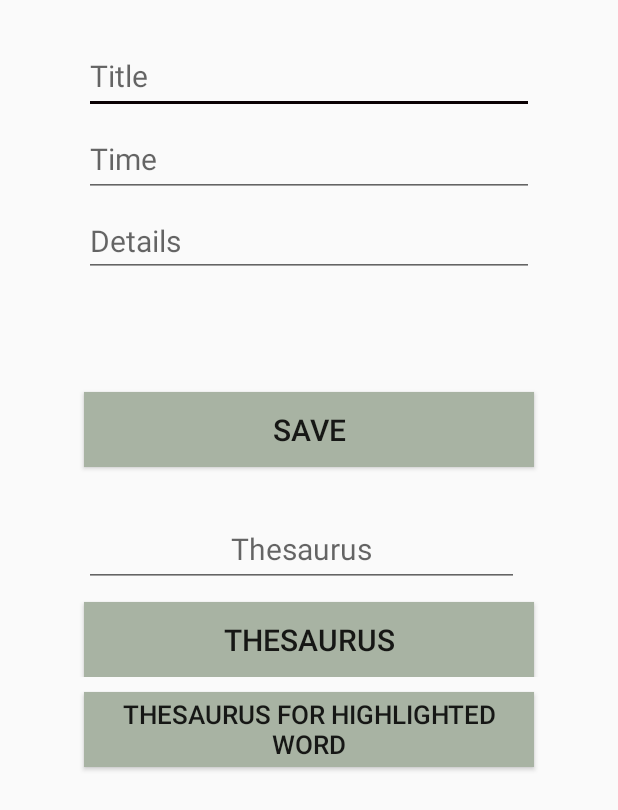
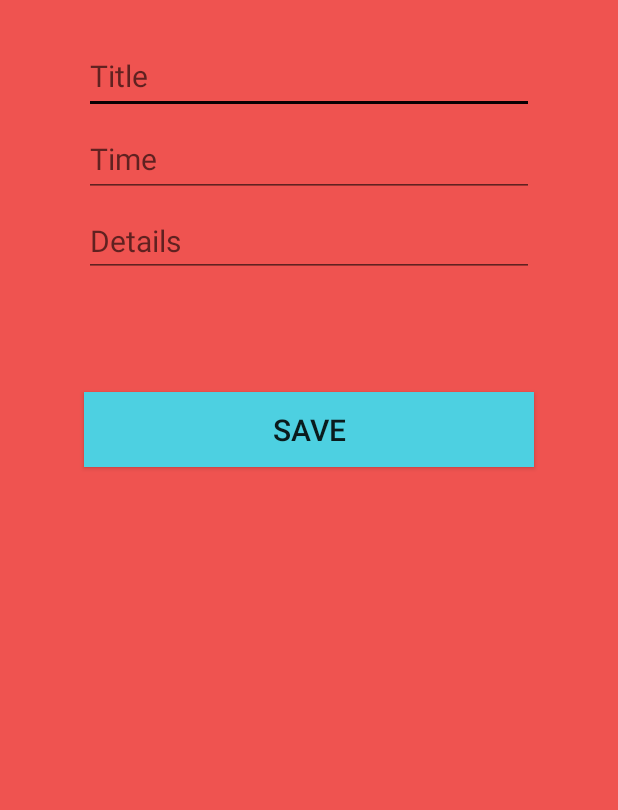
Before and after one commit to sajithdherath/PregCare, an Android app: the CreateAppointment screen opened directly, with no data from a screen before it, on a phone screen of 412 x 824 dp. Shown: the top 810 px of the screen. Run offline under Robolectric (Android 15) with nearby library versions, the phone set to English and light mode, and no system bars.

Commit message:
app fixed

```diff
--- a/app/src/main/AndroidManifest.xml
+++ b/app/src/main/AndroidManifest.xml
@@ -21,13 +21,14 @@
         <activity android:name=".ProfileSplash" />
         <activity android:name=".Profile" />
         <activity android:name=".CreateAccount" />
+        <activity android:name=".CreateAppointment" />
         <activity android:name=".Information" />
         <activity android:name=".DeleteAppointment" />
         <activity android:name=".MoveAppoCalendar" />
         <activity android:name=".MoveAppointment" />
         <activity android:name=".ViewAndEdit" />
+        <activity android:name=".Userdetails" />
         <activity android:name=".SearchAppointment" />
-        <activity android:name=".CreateAppointment" />
         <activity android:name=".Appointment"></activity>
     </application>
 
--- a/app/src/main/java/pregcare/teamiv/lk/pregcare/CreateAccount.java
+++ b/app/src/main/java/pregcare/teamiv/lk/pregcare/CreateAccount.java
@@ -19,7 +19,7 @@ import com.google.firebase.auth.FirebaseAuth;
 public class CreateAccount extends AppCompatActivity implements View.OnClickListener {
 
     private Button buttonCreate;
-    public EditText editUsername;
+    private EditText editUsername;
     private EditText editEmail;
     private EditText editPassword;
     private ProgressDialog progressDialog;
--- a/app/src/main/java/pregcare/teamiv/lk/pregcare/Information.java
+++ b/app/src/main/java/pregcare/teamiv/lk/pregcare/Information.java
@@ -29,8 +29,8 @@ public class Information extends AppCompatActivity {
         TextView air = (TextView) findViewById(R.id.air);
         TextView ecg = (TextView) findViewById(R.id.ecg);
         //ecg.setText("Normal");
-        TextView pulse = (TextView) findViewById(R.id.pulse);
-        //pulse.setText("81");
+
+
         //temp = (TextView) findViewById(R.id.temp);
         //temp.setText(bt.getMsgTemp());
         bt = new Bluetooth(this,mHandler);
--- a/app/src/main/res/layout/activity_create_appointment2.xml
+++ b/app/src/main/res/layout/activity_create_appointment2.xml
@@ -8,17 +8,16 @@
     android:paddingLeft="@dimen/activity_horizontal_margin"
     android:paddingRight="@dimen/activity_horizontal_margin"
     android:paddingTop="@dimen/activity_vertical_margin"
+    android:background="#EF5350"
     tools:context="pregcare.teamiv.lk.pregcare.CreateAppointment">
 
     <TableLayout
         android:layout_marginLeft="10dp"
         android:layout_marginRight="10dp"
-        android:layout_marginTop="0dp"
-        android:layout_centerHorizontal="true"
         android:layout_width="600dp"
         android:layout_height="600dp"
-        android:paddingLeft="16dp"
-        android:paddingRight="16dp">
+        android:paddingLeft="1dp"
+        android:paddingRight="1dp">
         <TableRow
             android:gravity="center_horizontal"
             >
@@ -60,55 +59,22 @@
 
             </ScrollView>
         </TableRow>
+
         <TableRow
+            android:layout_width="match_parent"
+            android:layout_height="match_parent"
             android:gravity="center_horizontal">
+
             <Button
-                android:background="#a8b3a3"
+                android:id="@+id/btnsave"
                 android:layout_width="125dp"
                 android:layout_height="50dp"
+                android:layout_marginBottom="30dp"
                 android:layout_marginTop="10dp"
-                android:layout_marginBottom="30dp"
+                android:background="#4DD0E1"
                 android:text="Save"
-                android:textSize="20dp"
-                android:id="@+id/btnsave"
-                />
+                android:textSize="20dp" />
         </TableRow>
-        <TableRow
-            android:gravity="center_horizontal">
-            <EditText
-                android:layout_width="120dp"
-                android:layout_height="50dp"
-                android:gravity="center"
-                android:hint="Thesaurus"
-                android:textSize="20dp"
-                android:layout_marginRight="10dp"
-                android:id="@+id/txtThe"
-                />
-        </TableRow>
-        <TableRow
-            android:gravity="center_horizontal">
-            <Button
-                android:background="#a8b3a3"
-                android:layout_width="125dp"
-                android:layout_height="50dp"
-                android:layout_marginTop="10dp"
-                android:text="Thesaurus"
-                android:textSize="20dp"
-                android:id="@+id/btnThe"
-                />
-        </TableRow>
-        <TableRow
-            android:gravity="center_horizontal">
-            <Button
-                android:background="#a8b3a3"
-                android:layout_width="125dp"
-                android:layout_height="50dp"
-                android:layout_marginTop="10dp"
-                android:layout_marginBottom="10dp"
-                android:text="Thesaurus for Highlighted word"
-                android:textSize="17dp"
-                android:id="@+id/btnTheDetails"
-                />
-        </TableRow>
+
     </TableLayout>
 </RelativeLayout>
--- a/app/src/main/res/layout/activity_move_appointment.xml
+++ b/app/src/main/res/layout/activity_move_appointment.xml
@@ -8,6 +8,7 @@
     android:paddingLeft="@dimen/activity_horizontal_margin"
     android:paddingRight="@dimen/activity_horizontal_margin"
     android:paddingTop="@dimen/activity_vertical_margin"
+    android:background="#EF5350"
     tools:context="pregcare.teamiv.lk.pregcare.MoveAppointment">
 
     <TableLayout
@@ -17,8 +18,8 @@
         android:layout_centerHorizontal="true"
         android:layout_width="600dp"
         android:layout_height="600dp"
-        android:paddingLeft="16dp"
-        android:paddingRight="16dp">
+        android:paddingLeft="1dp"
+        android:paddingRight="1dp">
         <TableRow>
             <TextView
                 android:layout_width="300dp"
```
Also changed, not shown: app/src/main/java/pregcare/teamiv/lk/pregcare/CreateAppointment.java (+15 -108 lines), app/src/main/java/pregcare/teamiv/lk/pregcare/Profile.java (+8 -1 lines), app/src/main/java/pregcare/teamiv/lk/pregcare/Synonym.java (deleted, +0 -31 lines), app/src/main/java/pregcare/teamiv/lk/pregcare/ThesaurusXML.java (deleted, +0 -96 lines), app/src/main/res/layout/activity_appointment.xml (+51 -44 lines), app/src/main/res/layout/activity_delete_appointment.xml (+5 -5 lines), app/src/main/res/layout/activity_edit.xml (+6 -5 lines), app/src/main/res/layout/activity_information.xml (+3 -32 lines), app/src/main/res/layout/activity_main.xml (deleted, +0 -15 lines), app/src/main/res/layout/activity_move_appo_calendar.xml (+4 -3 lines), app/src/main/res/layout/activity_profile.xml (+8 -17 lines), app/src/main/res/layout/activity_search_appointment.xml (+5 -4 lines), app/src/main/res/layout/activity_view_and_edit.xml (+5 -4 lines), 10 other files.
